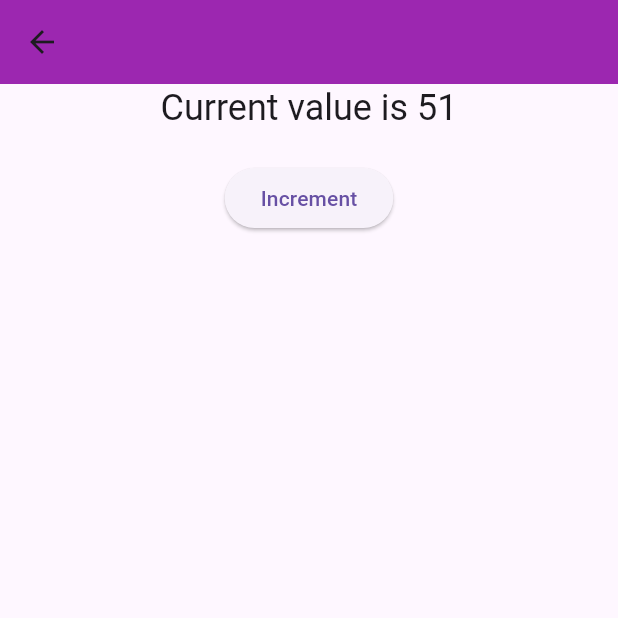
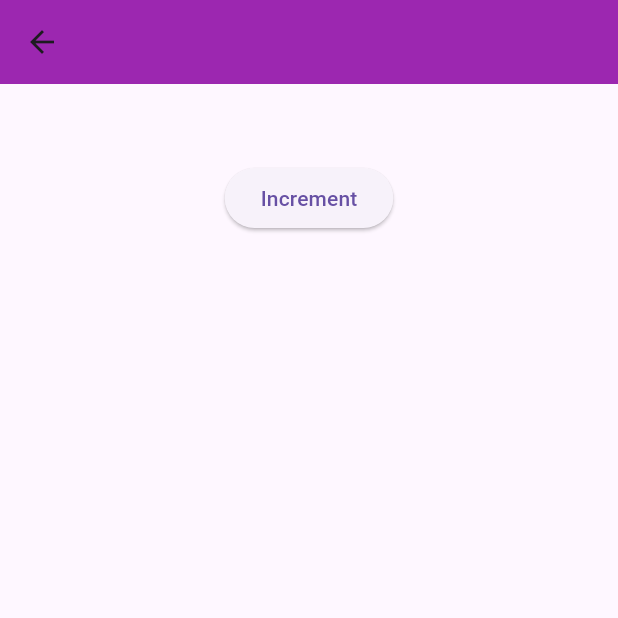
Before and after one commit to mkaychuks/randomUI, a Flutter app: the AboutPage screen opened directly, after a tap on "Increment", on a phone screen of 412 x 824 dp, the top half of it. Run offline on Flutter 3.47's test engine with Material 2 defaults, Android fonts, the phone set to English and light mode, and no system bars; our stand-ins replace flutter_riverpod.

Commit message:
stateprovider, a provider that is mutable

```diff
--- a/lib/provider/state_provider.dart
+++ b/lib/provider/state_provider.dart
@@ -2,4 +2,4 @@
 
 import 'package:flutter_riverpod/flutter_riverpod.dart';
 
-final currentStateProvider = StateProvider.autoDispose<int>((ref) => 50);
+final isLoadingStateProvider = StateProvider<bool>((ref) => false);
--- a/lib/screens/about.dart
+++ b/lib/screens/about.dart
@@ -7,20 +7,7 @@ class AboutPage extends ConsumerWidget {
 
   @override
   Widget build(BuildContext context, WidgetRef ref) {
-    final value = ref.watch(currentStateProvider);
 
-    ref.listen<int>(
-      currentStateProvider,
-      (prev, curr) {
-        if (curr == 65) {
-          ScaffoldMessenger.of(context).showSnackBar(
-            const SnackBar(
-              content: Text("Value is 65"),
-            ),
-          );
-        }
-      },
-    );
 
     return SafeArea(
       child: Scaffold(
@@ -31,16 +18,15 @@ class AboutPage extends ConsumerWidget {
             child: Column(
               children: [
                 Text(
-                  "Current value is ${value.toString()}",
+                  "",
                   style: Theme.of(context).textTheme.headlineSmall,
                 ),
-                SizedBox(
+                const SizedBox(
                   height: 20,
                 ),
                 ElevatedButton(
-                  child: Text("Increment"),
+                  child: const Text("Increment"),
                   onPressed: () {
-                    ref.read(currentStateProvider.notifier).state += 1;
                   },
                 ),
               ],
```
Also changed, not shown: lib/screens/home.dart (+102 -17 lines).
